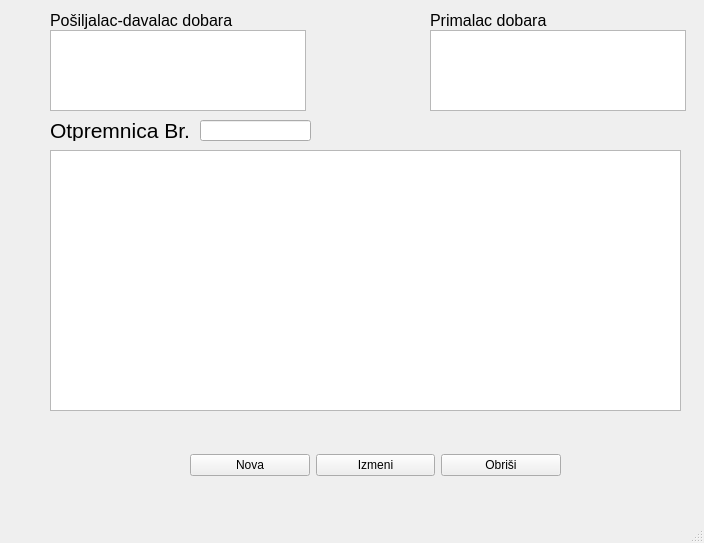
Old version of the form formaotpremnica.ui in the repository s-pab/Commercium.
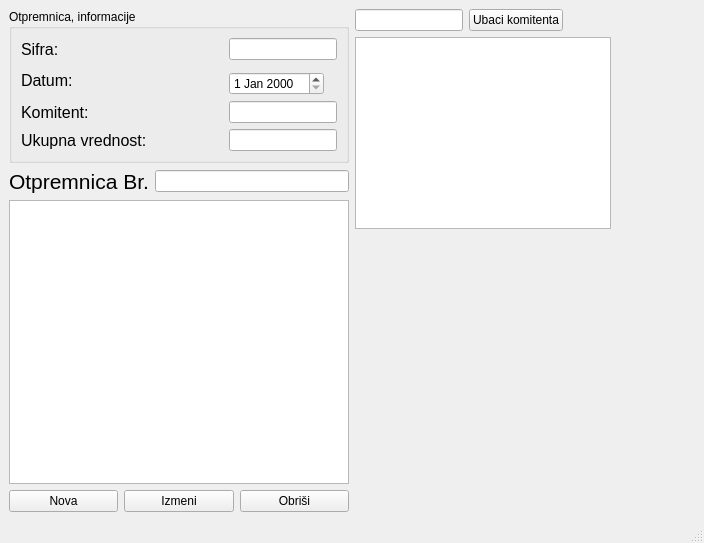
New version of the form.

Commit message: otpremnice napravljena forma

Patch:
```diff
--- a/formaotpremnica.ui
+++ b/formaotpremnica.ui
@@ -20,15 +20,116 @@
    <string>Otpremnica</string>
   </property>
   <widget class="QWidget" name="centralwidget">
+   <layout class="QGridLayout" name="gridLayout_3">
+    <item row="0" column="0">
+     <layout class="QHBoxLayout" name="horizontalLayout_3">
+      <item>
+       <layout class="QVBoxLayout" name="verticalLayout_4">
+        <item>
+         <widget class="QGroupBox" name="groupBox">
+          <property name="title">
+           <string>Otpremnica, informacije</string>
+          </property>
+          <layout class="QGridLayout" name="gridLayout">
+           <item row="0" column="0">
+            <widget class="QLabel" name="label_2">
+             <property name="font">
+              <font>
+               <pointsize>12</pointsize>
+              </font>
+             </property>
+             <property name="text">
+              <string>Sifra:</string>
+             </property>
+            </widget>
+           </item>
+           <item row="0" column="1">
+            <widget class="QLineEdit" name="lineEdit">
+             <property name="sizePolicy">
+              <sizepolicy hsizetype="Fixed" vsizetype="Fixed">
+               <horstretch>0</horstretch>
+               <verstretch>0</verstretch>
+              </sizepolicy>
+             </property>
+            </widget>
+           </item>
+           <item row="1" column="0" rowspan="2" colspan="2">
+            <widget class="QLabel" name="label_3">
+             <property name="font">
+              <font>
+               <pointsize>12</pointsize>
+              </font>
+             </property>
+             <property name="text">
+              <string>Datum:</string>
+             </property>
+            </widget>
+           </item>
+           <item row="2" column="1">
+            <widget class="QDateEdit" name="dateEdit">
+             <property name="sizePolicy">
+              <sizepolicy hsizetype="Fixed" vsizetype="Fixed">
+               <horstretch>0</horstretch>
+               <verstretch>0</verstretch>
+              </sizepolicy>
+             </property>
+            </widget>
+           </item>
+           <item row="3" column="0">
+            <widget class="QLabel" name="label_4">
+             <property name="font">
+              <font>
+               <pointsize>12</pointsize>
+              </font>
+             </property>
+             <property name="text">
+              <string>Komitent:</string>
+             </property>
+            </widget>
+           </item>
+           <item row="3" column="1">
+            <widget class="QLineEdit" name="lineEdit_3">
+             <property name="sizePolicy">
+              <sizepolicy hsizetype="Fixed" vsizetype="Fixed">
+               <horstretch>0</horstretch>
+               <verstretch>0</verstretch>
+              </sizepolicy>
+             </property>
+            </widget>
+           </item>
+           <item row="4" column="0">
+            <widget class="QLabel" name="label_5">
+             <property name="font">
+              <font>
+               <pointsize>12</pointsize>
+              </font>
+             </property>
+             <property name="text">
+              <string>Ukupna vrednost:</string>
+             </property>
+            </widget>
+           </item>
+           <item row="4" column="1">
+            <widget class="QLineEdit" name="lineEdit_4">
+             <property name="sizePolicy">
+              <sizepolicy hsizetype="Fixed" vsizetype="Fixed">
+               <horstretch>0</horstretch>
+               <verstretch>0</verstretch>
+              </sizepolicy>
+             </property>
+            </widget>
+           </item>
+          </layout>
+         </widget>
+        </item>
+        <item>
+         <layout class="QVBoxLayout" name="verticalLayout_2">
+          <item>
+           <layout class="QVBoxLayout" name="verticalLayout">
+            <item>
+             <layout class="QHBoxLayout" name="horizontalLayout_2">
+              <item>
    <widget class="QLabel" name="label">
-    <property name="geometry">
-     <rect>
-      <x>50</x>
-      <y>120</y>
-      <width>181</width>
-      <height>21</height>
-     </rect>
-    </property>
     <property name="font">
      <font>
       <pointsize>16</pointsize>
@@ -38,61 +139,25 @@
      <string>Otpremnica Br.</string>
     </property>
    </widget>
+              </item>
+              <item>
    <widget class="QLineEdit" name="brojOtpremnice">
-    <property name="geometry">
-     <rect>
-      <x>200</x>
-      <y>120</y>
-      <width>111</width>
-      <height>21</height>
-     </rect>
-    </property>
-   </widget>
-   <widget class="QLabel" name="label_2">
-    <property name="geometry">
-     <rect>
-      <x>50</x>
-      <y>10</y>
-      <width>211</width>
-      <height>21</height>
-     </rect>
-    </property>
-    <property name="font">
-     <font>
-      <pointsize>12</pointsize>
-     </font>
-    </property>
-    <property name="text">
-     <string>Pošiljalac-davalac dobara</string>
-    </property>
-   </widget>
-   <widget class="QLabel" name="label_3">
-    <property name="geometry">
-     <rect>
-      <x>430</x>
-      <y>10</y>
-      <width>211</width>
-      <height>21</height>
-     </rect>
-    </property>
-    <property name="font">
-     <font>
-      <pointsize>12</pointsize>
-     </font>
-    </property>
-    <property name="text">
-     <string>Primalac dobara</string>
-    </property>
-   </widget>
-   <widget class="QWidget" name="layoutWidget">
-    <property name="geometry">
-     <rect>
-      <x>190</x>
-      <y>430</y>
-      <width>371</width>
-      <height>71</height>
-     </rect>
-    </property>
+                <property name="sizePolicy">
+                 <sizepolicy hsizetype="Expanding" vsizetype="Fixed">
+                  <horstretch>0</horstretch>
+                  <verstretch>0</verstretch>
+                 </sizepolicy>
+                </property>
+               </widget>
+              </item>
+             </layout>
+            </item>
+            <item>
+             <widget class="QTableView" name="prikaz"/>
+            </item>
+           </layout>
+          </item>
+          <item>
     <layout class="QHBoxLayout" name="horizontalLayout">
      <item>
       <widget class="QPushButton" name="nova">
@@ -116,37 +181,48 @@
       </widget>
      </item>
     </layout>
-   </widget>
-   <widget class="QTableWidget" name="tabelaPosiljalac">
-    <property name="geometry">
-     <rect>
-      <x>50</x>
-      <y>30</y>
-      <width>256</width>
-      <height>81</height>
-     </rect>
-    </property>
-   </widget>
-   <widget class="QTableWidget" name="tabelaPrimalac">
-    <property name="geometry">
-     <rect>
-      <x>430</x>
-      <y>30</y>
-      <width>256</width>
-      <height>81</height>
-     </rect>
-    </property>
-   </widget>
-   <widget class="QTableView" name="tabelaOtpremnica">
-    <property name="geometry">
-     <rect>
-      <x>50</x>
-      <y>150</y>
-      <width>631</width>
-      <height>261</height>
-     </rect>
-    </property>
-   </widget>
+          </item>
+         </layout>
+        </item>
+       </layout>
+      </item>
+      <item>
+       <layout class="QFormLayout" name="formLayout">
+        <item row="0" column="0">
+         <layout class="QGridLayout" name="gridLayout_2">
+          <item row="0" column="0">
+           <widget class="QLineEdit" name="lineEdit_2"/>
+          </item>
+          <item row="0" column="1">
+           <widget class="QPushButton" name="pushButton">
+            <property name="sizePolicy">
+             <sizepolicy hsizetype="Fixed" vsizetype="Fixed">
+              <horstretch>0</horstretch>
+              <verstretch>0</verstretch>
+             </sizepolicy>
+            </property>
+            <property name="text">
+             <string>Ubaci komitenta</string>
+            </property>
+           </widget>
+          </item>
+         </layout>
+        </item>
+        <item row="1" column="0">
+         <widget class="QTableWidget" name="prikazKomitenta">
+          <property name="sizePolicy">
+           <sizepolicy hsizetype="Fixed" vsizetype="Fixed">
+            <horstretch>0</horstretch>
+            <verstretch>0</verstretch>
+           </sizepolicy>
+          </property>
+         </widget>
+        </item>
+       </layout>
+      </item>
+     </layout>
+    </item>
+   </layout>
   </widget>
   <widget class="QMenuBar" name="menubar">
    <property name="geometry">
```
Lines whose indentation alone changed are shown as unchanged. The commit also changes 1 other file.
